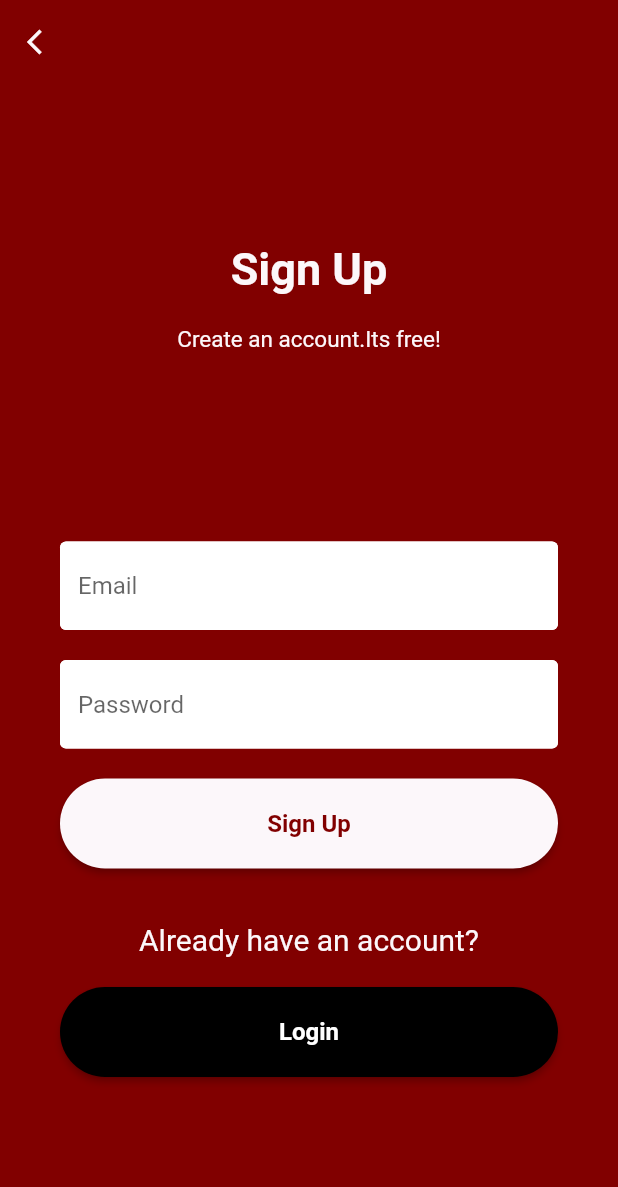
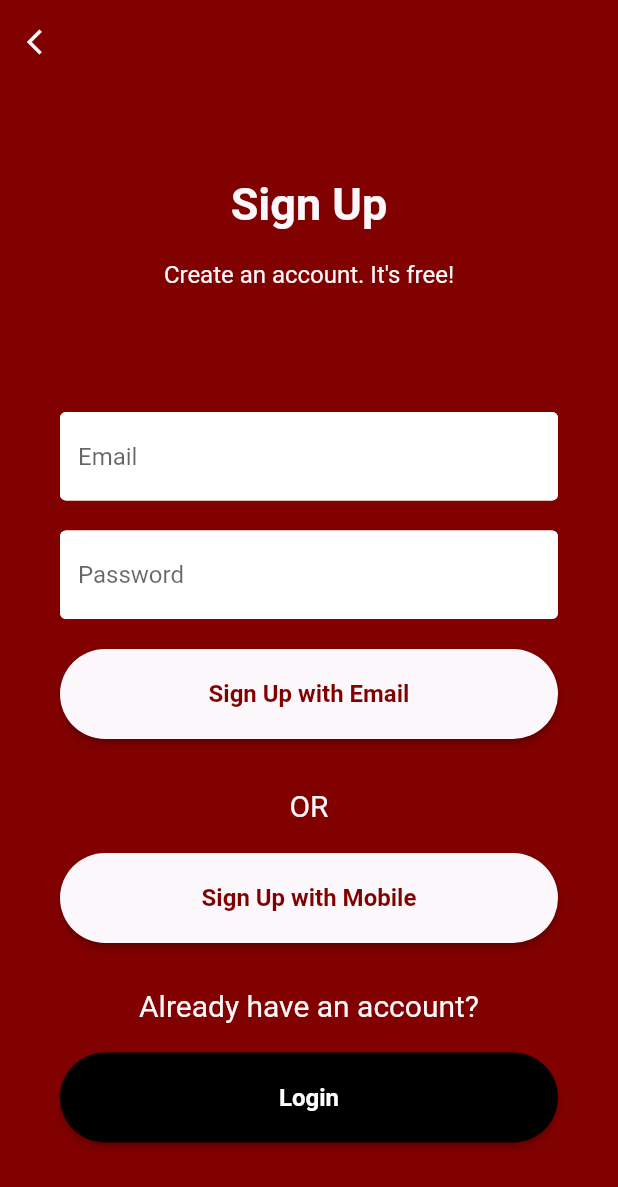
Before and after one commit to anina512/Eiga-Movie-Streaming-Service, a Flutter app: the Register screen opened directly, on a phone screen of 412 x 824 dp. Shown: the top 1187 px of the screen. Run offline on Flutter 3.47's test engine with Material 2 defaults, Android fonts, the phone set to English and light mode, and no system bars; our stand-ins replace cached_network_image, carousel_slider, diacritic, dio, firebase_auth, firebase_core and 10 more; accounts and stored records are empty.

Commit message:
Added OTP feature

```diff
--- a/example/lib/main.dart
+++ b/example/lib/main.dart
@@ -1,6 +1,7 @@
 import 'package:flutter/material.dart';
 import 'package:flutter_torrent_streamer/flutter_torrent_streamer.dart';
 import 'package:flutter_torrent_streamer_example/models/user.dart';
+import 'package:flutter_torrent_streamer_example/screens/authenticate/mobile.dart';
 import 'package:flutter_torrent_streamer_example/screens/movie_widgets/movie_detail.dart';
 import 'package:flutter_torrent_streamer_example/screens/movie_widgets/movie_links.dart';
 import 'package:flutter_torrent_streamer_example/screens/torrent/torrent.dart';
@@ -15,6 +16,7 @@ import 'package:flutter_torrent_streamer_example/screens/onboarding/onboarding.d
 import 'package:splashscreen/splashscreen.dart';
 import 'package:flutter_torrent_streamer_example/screens/login/widgets/login_form.dart';
 import 'constant.dart';
+import 'package:flutter_torrent_streamer_example/screens/wrappermobile.dart';
 
 
 void main() async {
@@ -42,6 +44,8 @@ class MyApp extends StatelessWidget {
           '/login':(context) => LoginForm(),
           '/home': (context)=>HomeScreen(),
           '/auth': (context) => Wrapper(),
+          '/mobile':(context) => MobileAuth(),
+          '/authmobile':(context) => WrapperMobile(),
         }
       ),
     );
--- a/example/lib/screens/authenticate/register.dart
+++ b/example/lib/screens/authenticate/register.dart
@@ -50,9 +50,9 @@ class _RegisterState extends State<Register> {
                     color:kBlack,
                   ),),
                   SizedBox(height:20,),
-                  Text("Create an account.Its free!",style:
+                  Text("Create an account. It's free!",style:
                   TextStyle(
-                      fontSize: 15,
+                      fontSize: 16,
                       color: kBlack
                   ),),
                 ],
@@ -112,7 +112,7 @@ class _RegisterState extends State<Register> {
                                     shape: RoundedRectangleBorder(
                                         borderRadius: BorderRadius.circular(40)
                                     ),
-                                    child: Text("Sign Up",style:TextStyle(
+                                    child: Text("Sign Up with Email",style:TextStyle(
                                       fontWeight: FontWeight.w600,
                                       fontSize: 16,
                                       color:kRed,
@@ -121,14 +121,46 @@ class _RegisterState extends State<Register> {
 
                                   ),
 
+                                  if (error!='')
+                                    SizedBox(height: 10),
+                                    Text(
+                                      error,
+                                      style: TextStyle(
+                                          color: Colors.red,
+                                          fontSize: 20
+                                      ),
+                                    ),
+                                  SizedBox(height: 10),
+                                  Text(
+                                      'OR',
+                                      style: TextStyle(
+                                        color:kBlack,
+                                        fontSize:20,
+                                      )
+                                  ),
                                   SizedBox(height: 20),
-                                  Text(
-                                    error,
-                                    style: TextStyle(
-                                        color: kBlack,
-                                        fontSize: 14
+                                  MaterialButton(
+                                    minWidth: double.infinity,
+                                    height: 60,
+                                    onPressed: (){
+                                      Navigator.pushNamed(context, '/authmobile',arguments: 'Sign Up');
+
+                                      //Navigator.pushNamed(context, '/mobile',arguments: 'Sign Up');
+                                    },
+                                    color: kBlack,
+                                    shape: RoundedRectangleBorder(
+                                        borderRadius: BorderRadius.circular(40)
                                     ),
+                                    child: Text("Sign Up with Mobile",style:TextStyle(
+                                      fontWeight: FontWeight.w600,
+                                      fontSize: 16,
+                                      color:kRed,
+
+                                    ),),
+
                                   ),
+                                  SizedBox(height: 30),
+
                                   Text('Already have an account?',style: TextStyle(
                                     color:kBlack,
                                     fontSize:20,
--- a/example/lib/screens/home/new_home.dart
+++ b/example/lib/screens/home/new_home.dart
@@ -23,8 +23,6 @@ import 'package:flutter_torrent_streamer_example/constant.dart';
 import 'package:flutter_torrent_streamer_example/services/auth.dart';
 import 'package:flutter_torrent_streamer_example/screens/wrapper.dart';
 
-import '../../constant.dart';
-import '../../constant.dart';
 import '../../constant.dart';
 
 class HomeScreen extends StatefulWidget {
```
Also changed, not shown: example/lib/screens/authenticate/mobile.dart (added, +211 -0 lines), example/lib/screens/authenticate/sign_in.dart (+46 -18 lines), example/lib/screens/login/widgets/login_form.dart (+8 -3 lines), example/lib/screens/wrappermobile.dart (added, +35 -0 lines), example/lib/services/auth.dart (+16 -1 lines), 2 other files.
